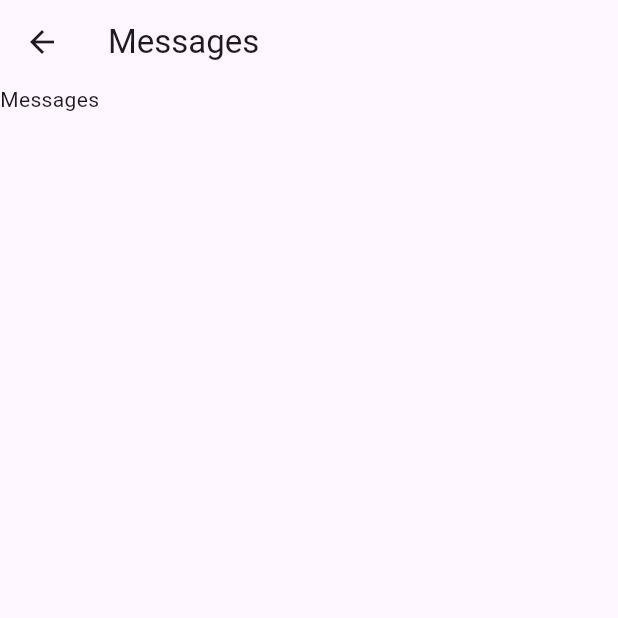
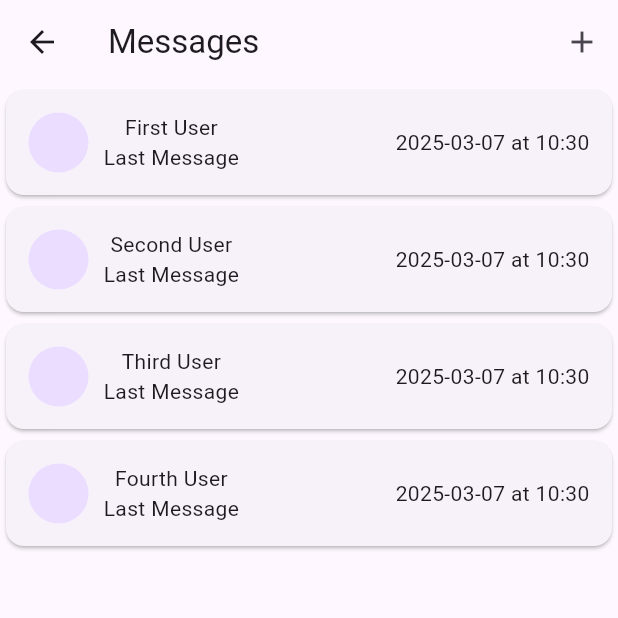
Before and after one commit to WebExtension1/flutter-social-app, a Flutter app: the Messages screen opened directly, on a phone screen of 412 x 824 dp, the top half of it. Run offline on Flutter 3.47's test engine with Material 3 defaults, Android fonts, the phone set to English and light mode, and no system bars.

Commit message:
Messages

```diff
--- a/lib/models/post.dart
+++ b/lib/models/message.dart
@@ -1,15 +1,15 @@
 import 'package:untitled/models/account.dart';
 import 'package:intl/intl.dart';
 
-class Post {
+class Message {
   final String content;
+  final DateTime sentDate;
   final Account account;
-  final DateTime postDate;
 
-  Post({
+  Message({
     required this.content,
+    required this.sentDate,
     required this.account,
-    required this.postDate,
   });
 
   String get getContent {
@@ -20,7 +20,7 @@ class Post {
     return account;
   }
 
-  String get getPostDate {
-    return "${DateFormat('yyyy-MM-dd').format(postDate)} at ${DateFormat('hh-mm').format(postDate)}";
+  String get getSentDate {
+    return "${DateFormat('yyyy-MM-dd').format(sentDate)} at ${DateFormat('hh:mm').format(sentDate)}";
   }
 }
--- a/lib/pages/messages.dart
+++ b/lib/pages/messages.dart
@@ -1,4 +1,6 @@
 import 'package:flutter/material.dart';
+import 'package:untitled/models/account.dart';
+import 'package:untitled/widgets/messagePreview.dart';
 
 class Messages extends StatefulWidget {
   const Messages({super.key});
@@ -8,17 +10,33 @@ class Messages extends StatefulWidget {
 }
 
 class MessagesState extends State<Messages> {
+  final List<Account> accounts = [
+    Account(username: "First User", tag: "firstuser", dateJoined: DateTime.now()),
+    Account(username: "Second User", tag: "seconduser", dateJoined: DateTime.now()),
+    Account(username: "Third User", tag: "thirduser", dateJoined: DateTime.now()),
+    Account(username: "Fourth User", tag: "fourthuser", dateJoined: DateTime.now()),
+  ];
+
   @override
   Widget build(BuildContext context) {
     return Scaffold(
       appBar: AppBar(
         title: Text("Messages"),
+        actions: [
+          IconButton(
+            onPressed: () {},
+            icon: Icon(Icons.add)
+          )
+        ],
       ),
-      body: Column(
-        children: [
-          Text("Messages")
-        ],
-      )
+      body: Expanded(
+        child: ListView.builder(
+          itemCount: accounts.length,
+          itemBuilder: (context, index) {
+            return MessagePreview(account: accounts[index]);
+          },
+        ),
+      ),
     );
   }
 }
--- /dev/null
+++ b/lib/widgets/messagePreview.dart
@@ -0,0 +1,50 @@
+import 'package:flutter/material.dart';
+import 'package:untitled/models/account.dart';
+import 'package:intl/intl.dart';
+import 'package:untitled/pages/message.dart';
+
+class MessagePreview extends StatefulWidget {
+  const MessagePreview({super.key, required this.account});
+  final Account account;
+
+  @override
+  State<MessagePreview> createState() => _MessagePreviewState();
+}
+
+class _MessagePreviewState extends State<MessagePreview> {
+  @override
+  Widget build(BuildContext context) {
+    return GestureDetector(
+      onTap: () {
+        displayMessages(false);
+      },
+      child:  Card(
+        child: Padding(
+          padding: EdgeInsets.all(15),
+          child: Row(
+            children: [
+              CircleAvatar(),
+              SizedBox(width: 10),
+              Column(
+                children: [
+                  Text(widget.account.getUsername),
+                  Text("Last Message")
+                ],
+              ),
+              Spacer(),
+              Text("${DateFormat('yyyy-MM-dd').format(DateTime.now())} at ${DateFormat('hh:mm').format(DateTime.now())}")
+            ],
+          ),
+        )
+      )
+    );
+  }
+
+  void displayMessages(bool commentToSend) {
+    Navigator.of(context).push(
+        MaterialPageRoute(
+            builder: (ctx) => MessagePage(account: widget.account)
+        )
+    );
+  }
+}
--- a/lib/widgets/postPreview.dart
+++ b/lib/widgets/postPreview.dart
@@ -1,5 +1,4 @@
 import 'package:flutter/material.dart';
-import 'package:untitled/models/account.dart';
 import 'package:untitled/models/post.dart';
 import 'package:untitled/pages/post.dart';
 
```
Also changed, not shown: lib/pages/message.dart (added, +44 -0 lines), pubspec.lock.
